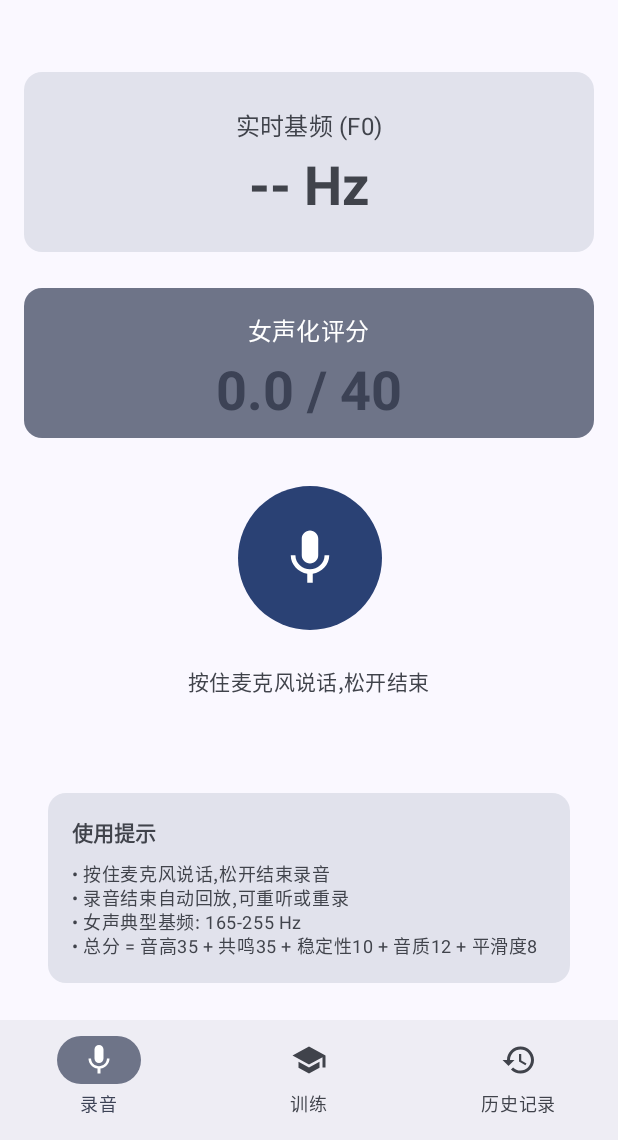
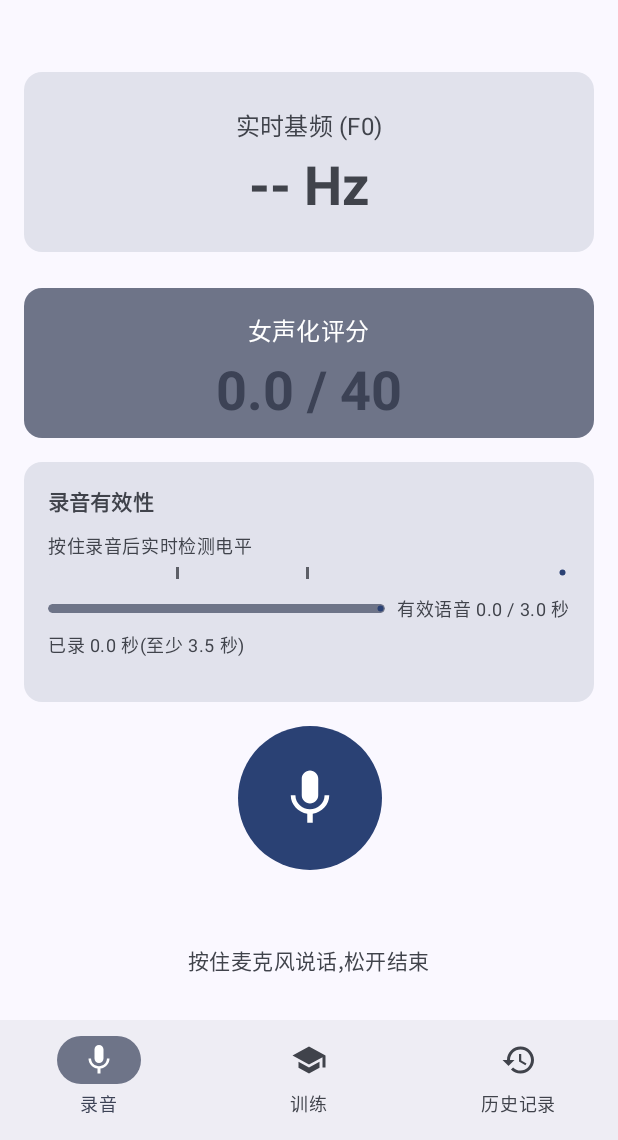
Before and after one commit to chengzhi11/VoiceTrainer, an Android app built with Jetpack Compose: the screen it shows after launch (MainActivity), on a phone screen of 412 x 824 dp, the part 96-1236 px from its top. Run offline under Robolectric (Android 15) with nearby library versions, the phone set to English and light mode, and no system bars; our stand-ins replace Room's generated code; libraries missing offline, so code that uses them is left out: be.tarsos.dsp.

Commit message:
COD-81: 录音按钮按下零位移——常驻同构占位消除 isRecording 条件插入(GH#4)[GH-4]
- LiveValidityCard 常驻固定 160dp:空闲置灰预展示 3.0s/3.5s 目标,录音态原地填充
- RecordingButton 时长文本常驻透明占位,按钮区域几何恒定
- ScoreCard 移除无用 isRecording 形参(排查确认无分支)
- startRecording 按下瞬间不再清空 lastResult/showReplayActions/errorMessage:
  按钮下方内容塌缩在滚动钳位下同样平移按钮,冻结至松开后由 stopRecording 替换
- 回放操作行录音期置灰禁用;relistenRecording 加录音期防并发守卫
- 自测:compileDebugKotlin 通过;test 222 例(111×2)全绿

Co-Authored-By: Claude <noreply@anthropic.com>

```diff
--- a/app/app/src/main/java/com/femininevoicetrainer/ui/MainScreen.kt
+++ b/app/app/src/main/java/com/femininevoicetrainer/ui/MainScreen.kt
@@ -117,22 +117,20 @@ fun RecordingScreen(
 
         Spacer(modifier = Modifier.height(24.dp))
 
-        // Score Display
-        ScoreCard(
-            score = uiState.currentScore,
-            isRecording = uiState.isRecording
-        )
+        // Score Display(ScoreCard 不依赖 isRecording,固定 100dp)
+        ScoreCard(score = uiState.currentScore)
 
         Spacer(modifier = Modifier.height(16.dp))
 
         // 录音中实时有效性提示(COD-46:电平条 + 有效语音秒数,不让用户录完才发现数据不足)
-        if (uiState.isRecording) {
+        // GH#4:常驻固定高度占位——空闲态置灰、录音态原地填充,按下瞬间零插入,
+        // 按钮上方内容高度与按钮几何不随 isRecording 变化
         LiveValidityCard(
+            active = uiState.isRecording,
             speechLevel = uiState.liveSpeechLevel,
             voicedSeconds = uiState.liveVoicedSeconds,
             durationMs = uiState.recordingDuration
         )
-        }
 
         Spacer(modifier = Modifier.height(16.dp))
 
@@ -147,15 +145,23 @@ fun RecordingScreen(
         Spacer(modifier = Modifier.height(16.dp))
 
         // 回放结束后的操作:重新录制 / 重听
+        // GH#4 零位移约束:录音按下瞬间不再移除本行(见 MainViewModel.startRecording),
+        // 录音期间仅置灰禁用,避免旧录音回放与新一轮录音并发
         if (uiState.showReplayActions && uiState.lastResult != null) {
             Row(
                 horizontalArrangement = Arrangement.spacedBy(16.dp),
                 verticalAlignment = Alignment.CenterVertically
             ) {
-                OutlinedButton(onClick = { viewModel.resetForRerecord() }) {
+                OutlinedButton(
+                    enabled = !uiState.isRecording,
+                    onClick = { viewModel.resetForRerecord() }
+                ) {
                     Text("重新录制")
                 }
-                Button(onClick = { viewModel.relistenRecording() }) {
+                Button(
+                    enabled = !uiState.isRecording,
+                    onClick = { viewModel.relistenRecording() }
+                ) {
                     Icon(
                         imageVector = Icons.Default.PlayArrow,
                         contentDescription = null,
@@ -246,12 +252,11 @@ fun F0DisplayCard(
 }
 
 /**
- * 评分显示卡片
+ * 评分显示卡片(固定 100dp;GH#4 排查确认无 isRecording 分支,已移除无用形参)
  */
 @Composable
 fun ScoreCard(
-    score: Double,
-    isRecording: Boolean
+    score: Double
 ) {
     Card(
         modifier = Modifier
@@ -293,13 +298,18 @@ fun ScoreCard(
 }
 
 /**
- * 录音中实时有效性卡(COD-46,人类硬性要求「别让用户录完才知道数据不足」):
+ * 实时有效性卡(COD-46,人类硬性要求「别让用户录完才知道数据不足」):
  * - 声音电平条:0.02(最低可用)/0.04(充足)两档刻度线,低于 0.02 变黄提示偏轻
  * - 有效语音:累计有声秒数进度条,目标 3.0s(与评分门限 MIN_VOICED_DURATION_MS 一致)
  * - 时长:已录秒数对照 3.5s 最低标线(MIN_TOTAL_DURATION_MS)
+ *
+ * GH#4 零位移约束:卡片常驻、固定 160dp 高度(与 F0 卡 120dp / 评分卡 100dp 同一固定高模式)。
+ * 空闲态(active=false)置灰占位并预展示 3.0s/3.5s 目标刻度,录音态原地填充实时值——
+ * 两态行结构一一对应,按下瞬间无任何插入/收起,不改变按钮上方内容高度。
  */
 @Composable
 fun LiveValidityCard(
+    active: Boolean,
     speechLevel: Double,
     voicedSeconds: Double,
     durationMs: Long
@@ -309,14 +319,28 @@ fun LiveValidityCard(
     val levelBarMax = LEVEL_BAR_MAX
     val voicedTargetSec = (VoiceTypeThresholds.MIN_VOICED_DURATION_MS / 1000.0)
     val minDurationSec = (VoiceTypeThresholds.MIN_TOTAL_DURATION_MS / 1000.0)
-    val durationSec = durationMs / 1000.0
-    val levelWarn = speechLevel < minLevel
+    // 空闲态一律按 0 值渲染占位(停录后 StateFlow 保留上一轮尾值,不能带进占位态)
+    val durationSec = if (active) durationMs / 1000.0 else 0.0
+    val voicedSec = if (active) voicedSeconds else 0.0
+    val level = if (active) speechLevel else 0.0
+    val levelWarn = active && speechLevel < minLevel
+
+    val contentColor = when {
+        !active -> MaterialTheme.colorScheme.onSurfaceVariant
+        levelWarn -> MaterialTheme.colorScheme.onErrorContainer
+        else -> MaterialTheme.colorScheme.onSecondaryContainer
+    }
 
     Card(
-        modifier = Modifier.fillMaxWidth(),
+        modifier = Modifier
+            .fillMaxWidth()
+            .height(160.dp),
         colors = CardDefaults.cardColors(
-            containerColor = if (levelWarn) MaterialTheme.colorScheme.errorContainer
-            else MaterialTheme.colorScheme.secondaryContainer
+            containerColor = when {
+                !active -> MaterialTheme.colorScheme.surfaceVariant
+                levelWarn -> MaterialTheme.colorScheme.errorContainer
+                else -> MaterialTheme.colorScheme.secondaryContainer
+            }
         )
     ) {
         Column(
@@ -328,24 +352,25 @@ fun LiveValidityCard(
                 text = "录音有效性",
                 style = MaterialTheme.typography.titleSmall,
                 fontWeight = FontWeight.Bold,
-                color = if (levelWarn) MaterialTheme.colorScheme.onErrorContainer
-                else MaterialTheme.colorScheme.onSecondaryContainer
+                color = contentColor
             )
 
             Spacer(modifier = Modifier.height(10.dp))
 
             // 声音电平条(0.02/0.04 刻度线;低于 0.02 变黄)
             Text(
-                text = if (levelWarn) "声音偏轻:拿近一点或稍微大声一点"
-                else "声音电平合适",
+                text = when {
+                    !active -> "按住录音后实时检测电平"
+                    levelWarn -> "声音偏轻:拿近一点或稍微大声一点"
+                    else -> "声音电平合适"
+                },
                 style = MaterialTheme.typography.bodySmall,
-                color = if (levelWarn) MaterialTheme.colorScheme.onErrorContainer
-                else MaterialTheme.colorScheme.onSecondaryContainer
+                color = contentColor
             )
             Spacer(modifier = Modifier.height(4.dp))
             Box(modifier = Modifier.fillMaxWidth().height(10.dp)) {
                 LinearProgressIndicator(
-                    progress = (speechLevel / levelBarMax).toFloat().coerceIn(0f, 1f),
+                    progress = (level / levelBarMax).toFloat().coerceIn(0f, 1f),
                     modifier = Modifier
                         .fillMaxWidth()
                         .height(10.dp)
@@ -374,13 +399,13 @@ fun LiveValidityCard(
 
             Spacer(modifier = Modifier.height(10.dp))
 
-            // 有效语音秒数进度(目标 3.0s)
+            // 有效语音秒数进度(目标 3.0s;空闲态预展示目标,录音前就知道要录够多少)
             Row(
                 modifier = Modifier.fillMaxWidth(),
                 verticalAlignment = Alignment.CenterVertically
             ) {
                 LinearProgressIndicator(
-                    progress = (voicedSeconds / voicedTargetSec).toFloat().coerceIn(0f, 1f),
+                    progress = (voicedSec / voicedTargetSec).toFloat().coerceIn(0f, 1f),
                     modifier = Modifier
                         .weight(1f)
                         .height(6.dp)
@@ -388,11 +413,10 @@ fun LiveValidityCard(
                 )
                 Spacer(modifier = Modifier.width(8.dp))
                 Text(
-                    text = if (voicedSeconds >= voicedTargetSec) "有效语音已达标"
-                    else String.format("有效语音 %.1f / %.1f 秒", voicedSeconds, voicedTargetSec),
+                    text = if (voicedSec >= voicedTargetSec) "有效语音已达标"
+                    else String.format("有效语音 %.1f / %.1f 秒", voicedSec, voicedTargetSec),
                     style = MaterialTheme.typography.bodySmall,
-                    color = if (levelWarn) MaterialTheme.colorScheme.onErrorContainer
-                    else MaterialTheme.colorScheme.onSecondaryContainer
+                    color = contentColor
                 )
             }
 
@@ -403,8 +427,7 @@ fun LiveValidityCard(
                 text = if (durationSec >= minDurationSec) String.format("已录 %.1f 秒(时长已足够)", durationSec)
                 else String.format("已录 %.1f 秒(至少 %.1f 秒)", durationSec, minDurationSec),
                 style = MaterialTheme.typography.bodySmall,
-                color = if (levelWarn) MaterialTheme.colorScheme.onErrorContainer
-                else MaterialTheme.colorScheme.onSecondaryContainer
+                color = contentColor
             )
         }
     }
@@ -460,13 +483,13 @@ fun RecordingButton(
         Spacer(modifier = Modifier.height(16.dp))
 
         // Recording duration
-        if (isRecording) {
+        // GH#4 零位移约束:时长文本常驻(空闲态透明占位 "00:00",仅着色变化),
+        // 按下瞬间不在按钮下方插入 titleLarge 文本,按钮区域几何恒定
         Text(
             text = formatDuration(recordingDuration),
             style = MaterialTheme.typography.titleLarge,
-                color = MaterialTheme.colorScheme.primary
+            color = if (isRecording) MaterialTheme.colorScheme.primary else Color.Transparent
         )
-        }
 
         Spacer(modifier = Modifier.height(8.dp))
 
```
Also changed, not shown: app/app/src/main/java/com/femininevoicetrainer/ui/MainViewModel.kt (+8 -7 lines). Lines whose indentation alone changed are shown as unchanged.
